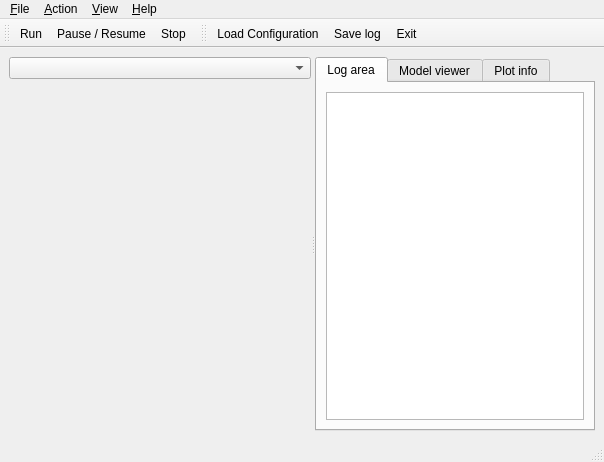
First picture: the form in src/MainWindow.ui, repository LEFNancy/ffsm_pp, before the edit.
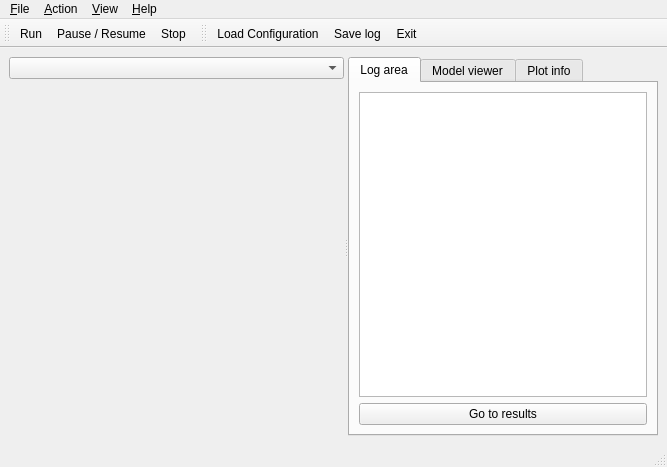
Second picture: the form after the edit. Icons and pictures are not drawn. Custom widgets are drawn as their Qt base class.

Commit message: Inserted a link in the GUI to the results

What changed in the file:
```diff
--- a/src/MainWindow.ui
+++ b/src/MainWindow.ui
@@ -9,8 +9,8 @@
    <rect>
     <x>0</x>
     <y>0</y>
-    <width>604</width>
-    <height>462</height>
+    <width>667</width>
+    <height>467</height>
    </rect>
   </property>
   <property name="sizePolicy">
@@ -96,7 +96,7 @@
         <attribute name="title">
          <string>Log area</string>
         </attribute>
-        <layout class="QHBoxLayout">
+        <layout class="QVBoxLayout" name="verticalLayout">
          <item>
           <widget class="QTextEdit" name="logArea">
            <property name="whatsThis">
@@ -107,6 +107,16 @@
            </property>
           </widget>
          </item>
+         <item>
+          <widget class="QPushButton" name="viewResultsButton">
+           <property name="locale">
+            <locale language="English" country="UnitedKingdom"/>
+           </property>
+           <property name="text">
+            <string>Go to results</string>
+           </property>
+          </widget>
+         </item>
         </layout>
        </widget>
        <widget class="QWidget" name="model_viewer">
@@ -158,7 +168,7 @@
     <rect>
      <x>0</x>
      <y>0</y>
-     <width>604</width>
+     <width>667</width>
      <height>25</height>
     </rect>
    </property>
```
Left out of the diff: 5 changed lines with no effect on the pictures. The commit also changes 3 other files.
